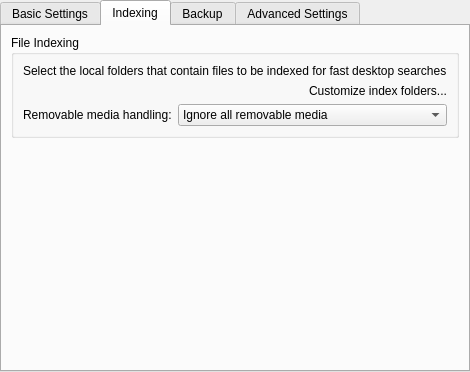
Qt form nepomuk/kcm/nepomukconfigwidget.ui (KDE/kde-runtime) before a commit.
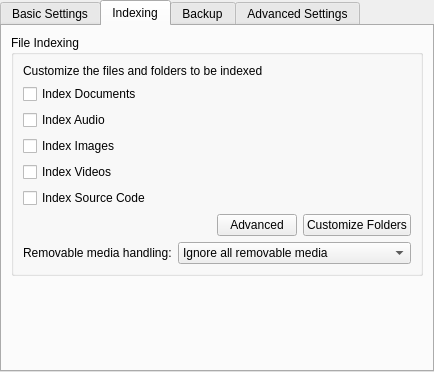
The same form after that commit. The open tabs and pages were chosen to show the change. Custom widgets are drawn as their Qt base class.

The edit to the form file:
```diff
--- a/nepomuk/kcm/nepomukconfigwidget.ui
+++ b/nepomuk/kcm/nepomukconfigwidget.ui
@@ -219,34 +219,71 @@
           <item>
            <widget class="QLabel" name="label_7">
             <property name="text">
-             <string>Select the local folders that contain files to be indexed for fast desktop searches</string>
+             <string>Customize the files and folders to be indexed</string>
+            </property>
+           </widget>
+          </item>
+          <item>
+           <widget class="QCheckBox" name="m_checkboxDocuments">
+            <property name="text">
+             <string>Index Documents</string>
+            </property>
+           </widget>
+          </item>
+          <item>
+           <widget class="QCheckBox" name="m_checkboxAudio">
+            <property name="text">
+             <string>Index Audio</string>
+            </property>
+           </widget>
+          </item>
+          <item>
+           <widget class="QCheckBox" name="m_checkboxImage">
+            <property name="text">
+             <string>Index Images</string>
+            </property>
+           </widget>
+          </item>
+          <item>
+           <widget class="QCheckBox" name="m_checkboxVideo">
+            <property name="text">
+             <string>Index Videos</string>
+            </property>
+           </widget>
+          </item>
+          <item>
+           <widget class="QCheckBox" name="m_checkboxSourceCode">
+            <property name="text">
+             <string>Index Source Code</string>
             </property>
            </widget>
           </item>
           <item>
            <layout class="QHBoxLayout" name="horizontalLayout_7">
             <item>
-             <widget class="KSqueezedTextLabel" name="m_labelIndexFolders">
-              <property name="sizePolicy">
-               <sizepolicy hsizetype="Preferred" vsizetype="Preferred">
-                <horstretch>1</horstretch>
-                <verstretch>0</verstretch>
-               </sizepolicy>
+             <spacer name="horizontalSpacer_2">
+              <property name="orientation">
+               <enum>Qt::Horizontal</enum>
               </property>
-              <property name="font">
-               <font>
-                <italic>true</italic>
-               </font>
+              <property name="sizeHint" stdset="0">
+               <size>
+                <width>40</width>
+                <height>20</height>
+               </size>
               </property>
+             </spacer>
+            </item>
+            <item>
+             <widget class="QPushButton" name="m_buttonAdvancedFileIndexing">
               <property name="text">
-               <string notr="true"/>
+               <string>Advanced</string>
               </property>
              </widget>
             </item>
             <item>
-             <widget class="KUrlLabel" name="m_buttonCustomizeIndexFolders">
+             <widget class="QPushButton" name="m_buttonCustomizeIndexFolders">
               <property name="text">
-               <string>Customize index folders...</string>
+               <string>Customize Folders</string>
               </property>
              </widget>
             </item>
```
Left out of the diff: 3 changed lines with no effect on the pictures.
